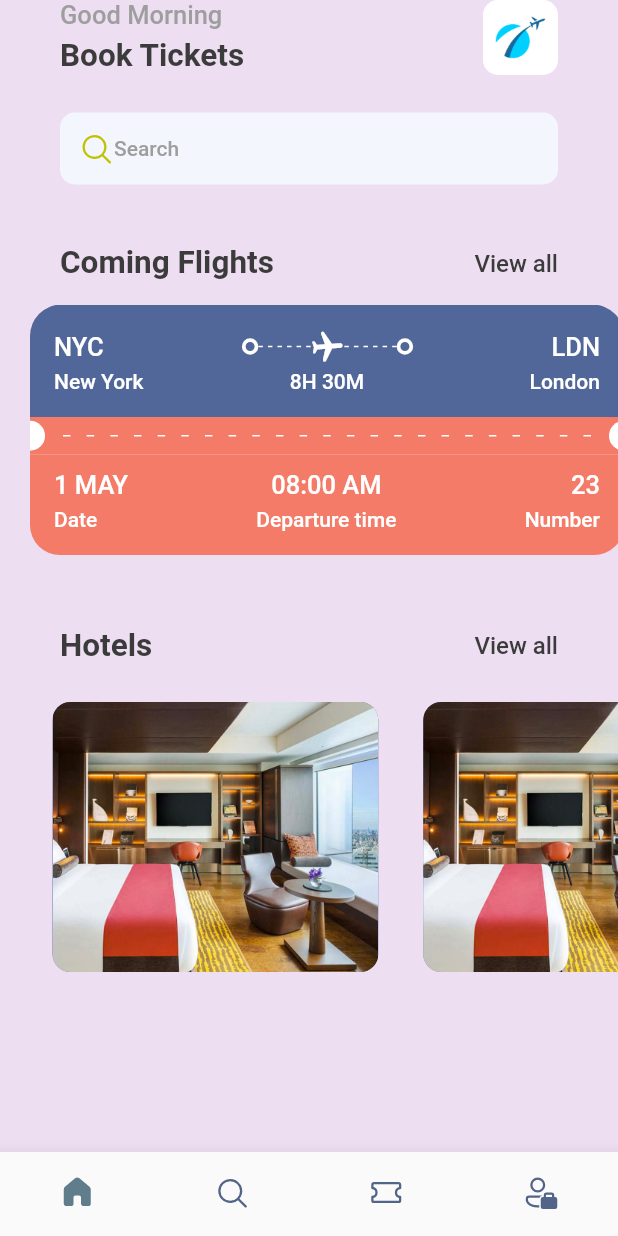
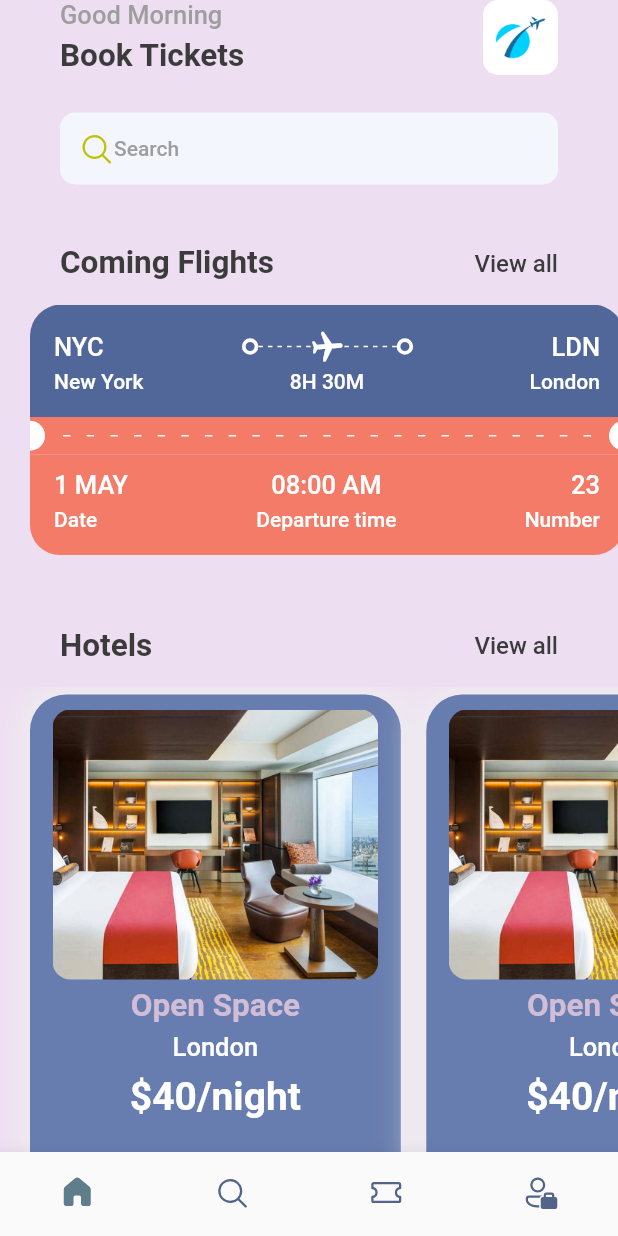
Before and after one commit to Destroier1945/Booking, a Flutter app: the screen it shows after launch, on a phone screen of 412 x 824 dp. Run offline on Flutter 3.47's test engine with Material 2 defaults, Android fonts, the phone set to English and light mode, and no system bars; our stand-ins replace fluentui_icons, gap.

Commit message:
Created hotel list

```diff
--- a/lib/main.dart
+++ b/lib/main.dart
@@ -16,7 +16,7 @@ class MyApp extends StatelessWidget {
       theme: ThemeData(
         primaryColor: primary,
       ),
-      home:   BottonBar(),
+      home: BottonBar(),
     );
   }
 }
--- a/lib/screens/hotel_screen.dart
+++ b/lib/screens/hotel_screen.dart
@@ -1,6 +1,8 @@
 import 'package:booking/utils/app_layout.dart';
 import 'package:booking/utils/app_styles.dart';
 import 'package:flutter/material.dart';
+import 'package:gap/gap.dart';
+
 class HotelScreen extends StatelessWidget {
   const HotelScreen({Key? key}) : super(key: key);
 
@@ -8,9 +10,20 @@ class HotelScreen extends StatelessWidget {
   Widget build(BuildContext context) {
     final size = AppLayout.getSize(context);
     return Container(
-      width: size.width*0.6,
+      width: size.width * 0.6,
       height: 350,
       padding: EdgeInsets.symmetric(vertical: 10, horizontal: 15),
+      margin: EdgeInsets.only(right: 17, top: 5),
+      decoration: BoxDecoration(
+          borderRadius: BorderRadius.circular(24),
+          color: Styles.primaryColor,
+          boxShadow: [
+            BoxShadow(
+              color: Colors.grey.shade200,
+              blurRadius: 20,
+              spreadRadius: 5,
+            )
+          ]),
       child: Column(
         children: [
           Container(
@@ -25,7 +38,22 @@ class HotelScreen extends StatelessWidget {
                 ),
               ),
             ),
-          )
+          ),
+          const Gap(5),
+          Text(
+            "Open Space",
+            style: Styles.headLineStyle2.copyWith(color: Styles.kakiColor),
+          ),
+          const Gap(5),
+          Text(
+            "London",
+            style: Styles.headLineStyle3.copyWith(color: Colors.white),
+          ),
+          const Gap(8),
+          Text(
+            "\$40/night",
+            style: Styles.headLineStyle.copyWith(color: Colors.white),
+          ),
         ],
       ),
     );
--- /dev/null
+++ b/lib/utils/app_info_list.dart
@@ -0,0 +1,20 @@
+List<Map<String, dynamic>> hotelList = [
+  {
+    "image": "one.png",
+    "place": "Open Space",
+    "description": "London",
+    "price": 25
+  },
+  {
+    "image": "two.png",
+    "place": "Global Will",
+    "description": "London",
+    "price": 40
+  },
+  {
+    "image": "three.png",
+    "place": "Tallest Building",
+    "description": "Dubai",
+    "price": 68
+  },
+];
--- a/lib/utils/app_styles.dart
+++ b/lib/utils/app_styles.dart
@@ -2,14 +2,20 @@ import 'package:flutter/material.dart';
 
 Color primary = const Color(0xFF687DAF);
 
-class Styles{
-  static Color primaryColor =  primary;
+class Styles {
+  static Color primaryColor = primary;
   static Color textColor = const Color(0xFF3B3B3B);
   static Color bgColor = const Color(0xFFEEDEF2);
   static Color orangeColor = const Color(0xFFF37B67);
-  static TextStyle textStyle = TextStyle(fontSize: 16, color: textColor, fontWeight: FontWeight.w500);
-  static TextStyle headLineStyle = TextStyle(fontSize: 26, color: textColor, fontWeight: FontWeight.bold);
-  static TextStyle headLineStyle2 = TextStyle(fontSize: 21, color: textColor, fontWeight: FontWeight.bold);
-  static TextStyle headLineStyle3 = TextStyle(fontSize: 17, color: Colors.grey.shade500, fontWeight: FontWeight.w500);
-  static TextStyle headLineStyle4 = TextStyle(fontSize: 14, color: Colors.grey.shade500, fontWeight: FontWeight.w500);
+  static Color kakiColor = const Color(0xFFd2bdd6);
+  static TextStyle textStyle =
+      TextStyle(fontSize: 16, color: textColor, fontWeight: FontWeight.w500);
+  static TextStyle headLineStyle =
+      TextStyle(fontSize: 26, color: textColor, fontWeight: FontWeight.bold);
+  static TextStyle headLineStyle2 =
+      TextStyle(fontSize: 21, color: textColor, fontWeight: FontWeight.bold);
+  static TextStyle headLineStyle3 = TextStyle(
+      fontSize: 17, color: Colors.grey.shade500, fontWeight: FontWeight.w500);
+  static TextStyle headLineStyle4 = TextStyle(
+      fontSize: 14, color: Colors.grey.shade500, fontWeight: FontWeight.w500);
 }
```
Also changed, not shown: pubspec.lock.
